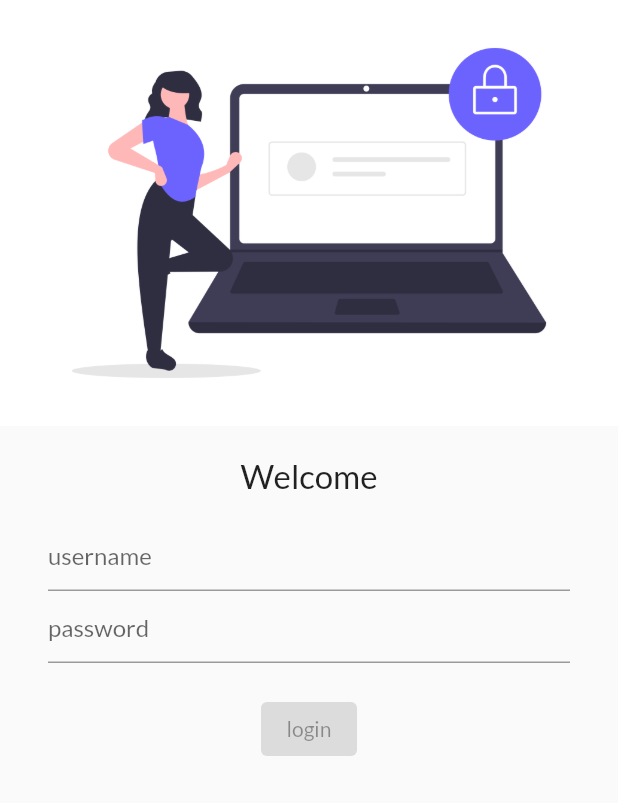
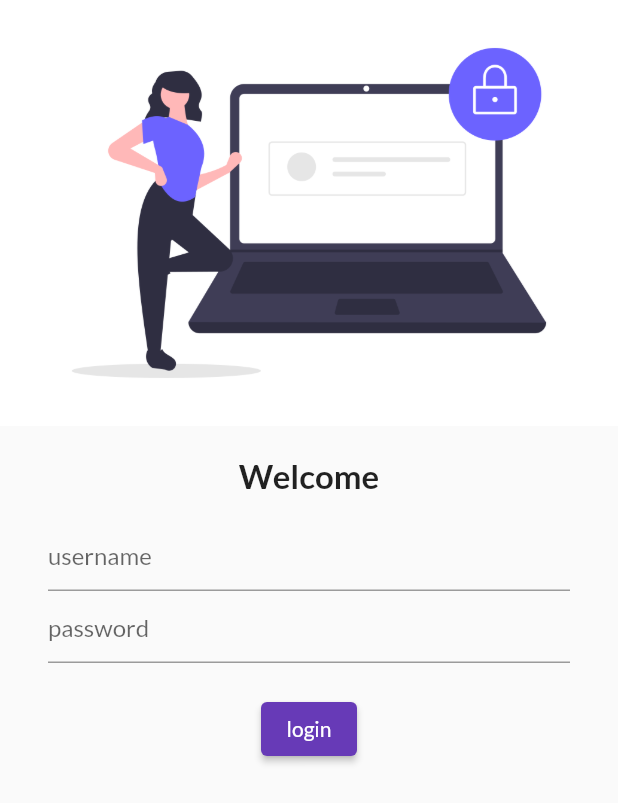
Before and after one commit to ApekshaJadhav17/30daysOfFlutter, a Flutter app: the screen it shows after launch, on a phone screen of 412 x 824 dp. Shown: the top 803 px of the screen. Run offline on Flutter 3.47's test engine with Material 2 defaults, Android fonts, the phone set to English and light mode, and no system bars; our stand-ins replace google_fonts.

Commit message:
day4 done

```diff
--- a/lib/pages/login_pg.dart
+++ b/lib/pages/login_pg.dart
@@ -20,9 +20,7 @@ class LoginPg extends StatelessWidget {
             ),
             const Text(
               "Welcome",
-              style: TextStyle(
-                fontSize: 22,
-              ),
+              style: TextStyle(fontSize: 22, fontWeight: FontWeight.bold),
             ),
             Padding(
               padding:
@@ -36,18 +34,16 @@ class LoginPg extends StatelessWidget {
                     obscureText: true,
                     decoration: InputDecoration(hintText: "password"),
                   ),
-
                   const SizedBox(
-              height: 20,
-            ),
-
-            ElevatedButton(onPressed: () {
-              print("hie")
-            },
-               child: Text("login"),
-              style: TextButton.styleFrom() ,
-
-             ),
+                    height: 20.0,
+                  ),
+                  ElevatedButton(
+                    onPressed: () {
+                      print("hie");
+                    },
+                    child: Text("login"),
+                    style: TextButton.styleFrom(),
+                  ),
                 ],
               ),
             ),
```
